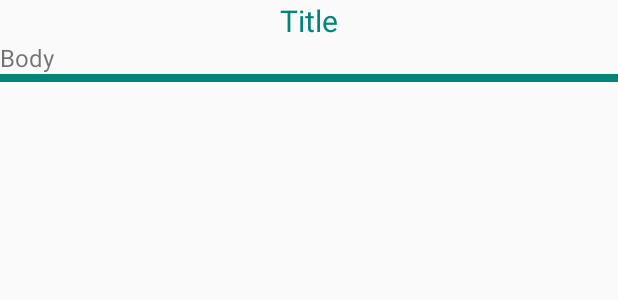
After one commit to ayulest/MOBILE-PROGRAMMING-TUGAS-VIEW-PAGER-16670041, an Android app: the layout post_item_layout.xml on its own in the app's theme, with its tools: preview values and no code run, on a phone screen of 412 x 824 dp. The commit adds this screen. Shown: the top 300 px of the screen. Run offline under Robolectric (Android 15) with nearby library versions, the phone set to English and light mode, and no system bars.

Commit message:
update #2

```diff
--- a/app/src/main/AndroidManifest.xml
+++ b/app/src/main/AndroidManifest.xml
@@ -1,7 +1,7 @@
 <?xml version="1.0" encoding="utf-8"?>
 <manifest xmlns:android="http://schemas.android.com/apk/res/android"
           package="com.ayulest.latihanmp2">
-
+<uses-permission android:name="android.permission.INTERNET"></uses-permission>
     <application
             android:allowBackup="true"
             android:icon="@mipmap/ic_launcher"
--- a/app/src/main/java/com/ayulest/latihanmp2/FourFragment.kt
+++ b/app/src/main/java/com/ayulest/latihanmp2/FourFragment.kt
@@ -19,7 +19,11 @@ class FourFragment : Fragment() {
         savedInstanceState: Bundle?
     ): View? {
         // Inflate the layout for this fragment
-        return inflater.inflate(R.layout.fragment_four, container, false)
+        val view:View = inflater.inflate(R.layout.fragment_four, container, false)
+
+
+
+        return view
     }
 
 
--- a/app/src/main/java/com/ayulest/latihanmp2/MainActivity.kt
+++ b/app/src/main/java/com/ayulest/latihanmp2/MainActivity.kt
@@ -18,7 +18,7 @@ class MainActivity : AppCompatActivity() {
 
         val adapter = FragmentPagerItemAdapter(
             supportFragmentManager, FragmentPagerItems.with(this)
-                .add("First", FirstFragment::class.java)
+                .add("Rekomendasi", FirstFragment::class.java)
                 .add("Second", SecondFragment::class.java)
                 .add("Third", ThirdFragment::class.java)
                 .add("Four", FourFragment::class.java)
--- a/app/src/main/java/com/ayulest/latihanmp2/ThirdFragment.kt
+++ b/app/src/main/java/com/ayulest/latihanmp2/ThirdFragment.kt
@@ -19,7 +19,10 @@ class ThirdFragment : Fragment() {
         savedInstanceState: Bundle?
     ): View? {
         // Inflate the layout for this fragment
-        return inflater.inflate(R.layout.fragment_third, container, false)
+        val view:View = inflater.inflate(R.layout.fragment_third, container, false)
+
+
+        return view
     }
 
 
--- a/app/src/main/res/layout/fragment_second.xml
+++ b/app/src/main/res/layout/fragment_second.xml
@@ -5,10 +5,10 @@
              android:layout_height="match_parent"
              tools:context=".SecondFragment">
 
-    <!-- TODO: Update blank fragment layout -->
-    <TextView
+    <android.support.v7.widget.RecyclerView
             android:layout_width="match_parent"
             android:layout_height="match_parent"
-            android:text="@string/hello_blank_fragment"/>
+            android:id="@+id/rv_list_post">
+    </android.support.v7.widget.RecyclerView>
 
 </FrameLayout>
--- /dev/null
+++ b/app/src/main/res/layout/post_item_layout.xml
@@ -0,0 +1,26 @@
+<?xml version="1.0" encoding="utf-8"?>
+<LinearLayout xmlns:android="http://schemas.android.com/apk/res/android"
+              android:orientation="vertical"
+              android:layout_width="match_parent"
+              android:layout_height="wrap_content">
+
+    <TextView android:layout_width="match_parent"
+              android:layout_height="wrap_content"
+              android:text="Title"
+              android:gravity="center"
+              android:textSize="20dp"
+              android:textColor="@color/colorPrimary"
+              android:id="@+id/tvTitle"/>
+
+    <TextView android:layout_width="match_parent"
+              android:layout_height="wrap_content"
+              android:text="Body"
+              android:textSize="16dp"
+              android:id="@+id/tvBody"/>
+
+    <View android:layout_width="match_parent"
+          android:layout_height="5dp"
+          android:background="@color/colorPrimary">
+    </View>
+
+</LinearLayout>
--- a/build.gradle
+++ b/build.gradle
@@ -7,7 +7,7 @@ buildscript {
         jcenter()
     }
     dependencies {
-        classpath 'com.android.tools.build:gradle:3.2.1'
+        classpath 'com.android.tools.build:gradle:3.3.2'
         classpath "org.jetbrains.kotlin:kotlin-gradle-plugin:$kotlin_version"
 
         // NOTE: Do not place your application dependencies here; they belong
```
Also changed, not shown: app/build.gradle (+13 -1 lines), app/src/main/java/com/ayulest/latihanmp2/FirstFragment.kt (+10 -1 lines), app/src/main/java/com/ayulest/latihanmp2/SecondFragment.kt (+21 -1 lines), app/src/main/java/com/ayulest/latihanmp2/adapter/PostItemAdapter.kt (added, +33 -0 lines), app/src/main/java/com/ayulest/latihanmp2/model/Post.kt (added, +18 -0 lines), app/src/main/java/com/ayulest/latihanmp2/rest/ApiClient.kt (added, +21 -0 lines), app/src/main/java/com/ayulest/latihanmp2/rest/ApiService.kt (added, +10 -0 lines), gradle/wrapper/gradle-wrapper.properties.
